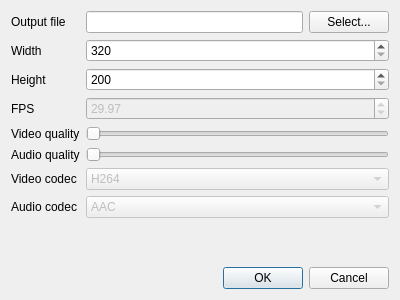
Old version of the form src/Gui/export/RendererSettings.ui in the repository VLMC/vlmc.
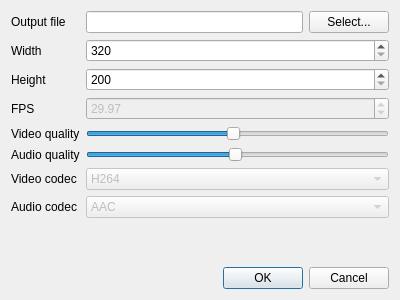
New version of the form.

Commit message: Render quality choosing is now functionnal.

The edit to the form file:
```diff
--- a/src/Gui/export/RendererSettings.ui
+++ b/src/Gui/export/RendererSettings.ui
@@ -108,6 +108,9 @@
      <property name="maximum">
       <number>512</number>
      </property>
+     <property name="value">
+      <number>256</number>
+     </property>
      <property name="orientation">
       <enum>Qt::Horizontal</enum>
      </property>
@@ -182,6 +185,12 @@
      <property name="maximum">
       <number>8192</number>
      </property>
+     <property name="value">
+      <number>4000</number>
+     </property>
+     <property name="sliderPosition">
+      <number>4000</number>
+     </property>
      <property name="orientation">
       <enum>Qt::Horizontal</enum>
      </property>
```
The commit also changes 2 other files.
